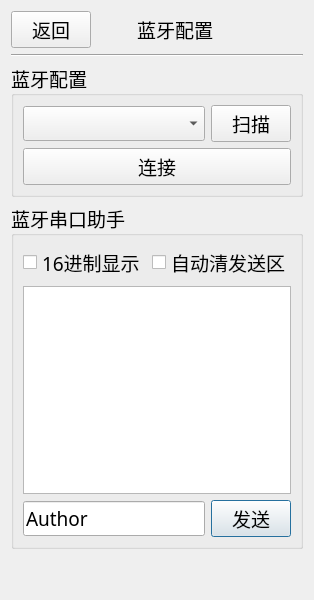
This is configwindow.ui in ZzzzzzS/uper2018 as Qt 5 draws it before an edit. The edited form follows.
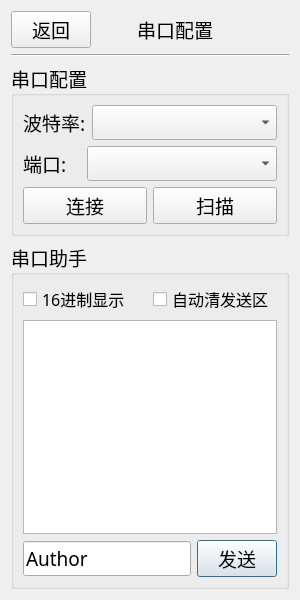
This is the edited form.

```diff
--- a/configwindow.ui
+++ b/configwindow.ui
@@ -6,7 +6,7 @@
    <rect>
     <x>0</x>
     <y>0</y>
-    <width>314</width>
+    <width>300</width>
     <height>600</height>
    </rect>
   </property>
@@ -65,7 +65,7 @@
             </sizepolicy>
            </property>
            <property name="text">
-            <string>蓝牙配置</string>
+            <string>串口配置</string>
            </property>
           </widget>
          </item>
@@ -98,13 +98,53 @@
        <item>
         <widget class="QGroupBox" name="groupBox">
          <property name="title">
-          <string>蓝牙配置</string>
+          <string>串口配置</string>
          </property>
          <layout class="QGridLayout" name="gridLayout">
           <item row="0" column="0">
            <layout class="QVBoxLayout" name="verticalLayout_2">
+            <item>
+             <layout class="QHBoxLayout" name="horizontalLayout_6">
+              <item>
+               <widget class="QLabel" name="label_3">
+                <property name="sizePolicy">
+                 <sizepolicy hsizetype="Minimum" vsizetype="Preferred">
+                  <horstretch>0</horstretch>
+                  <verstretch>0</verstretch>
+                 </sizepolicy>
+                </property>
+                <property name="text">
+                 <string>波特率:</string>
+                </property>
+               </widget>
+              </item>
+              <item>
+               <widget class="QComboBox" name="comboBox">
+                <property name="sizePolicy">
+                 <sizepolicy hsizetype="Expanding" vsizetype="Fixed">
+                  <horstretch>0</horstretch>
+                  <verstretch>0</verstretch>
+                 </sizepolicy>
+                </property>
+               </widget>
+              </item>
+             </layout>
+            </item>
             <item>
              <layout class="QHBoxLayout" name="horizontalLayout_2">
+              <item>
+               <widget class="QLabel" name="label_2">
+                <property name="sizePolicy">
+                 <sizepolicy hsizetype="Minimum" vsizetype="Preferred">
+                  <horstretch>0</horstretch>
+                  <verstretch>0</verstretch>
+                 </sizepolicy>
+                </property>
+                <property name="text">
+                 <string>端口:   </string>
+                </property>
+               </widget>
+              </item>
               <item>
                <widget class="QComboBox" name="ConnectBox">
                 <property name="sizePolicy">
@@ -115,6 +155,20 @@
                 </property>
                </widget>
               </item>
+             </layout>
+            </item>
+            <item>
+             <layout class="QHBoxLayout" name="horizontalLayout_8">
+              <item>
+               <widget class="QPushButton" name="ConnectButton">
+                <property name="text">
+                 <string>连接</string>
+                </property>
+                <property name="default">
+                 <bool>false</bool>
+                </property>
+               </widget>
+              </item>
               <item>
                <widget class="QPushButton" name="ScanButton">
                 <property name="text">
@@ -124,16 +178,6 @@
               </item>
              </layout>
             </item>
-            <item>
-             <widget class="QPushButton" name="ConnectButton">
-              <property name="text">
-               <string>连接</string>
-              </property>
-              <property name="default">
-               <bool>false</bool>
-              </property>
-             </widget>
-            </item>
            </layout>
           </item>
          </layout>
@@ -142,7 +186,7 @@
        <item>
         <widget class="QGroupBox" name="groupBox_2">
          <property name="title">
-          <string>蓝牙串口助手</string>
+          <string>串口助手</string>
          </property>
          <layout class="QGridLayout" name="gridLayout_2">
           <item row="0" column="0">
@@ -151,6 +195,11 @@
              <layout class="QHBoxLayout" name="horizontalLayout_3">
               <item>
                <widget class="QCheckBox" name="HEXBox">
+                <property name="font">
+                 <font>
+                  <pointsize>12</pointsize>
+                 </font>
+                </property>
                 <property name="text">
                  <string>16进制显示</string>
                 </property>
@@ -158,6 +207,11 @@
               </item>
               <item>
                <widget class="QCheckBox" name="AutoCleanBox">
+                <property name="font">
+                 <font>
+                  <pointsize>12</pointsize>
+                 </font>
+                </property>
                 <property name="text">
                  <string>自动清发送区</string>
                 </property>
@@ -198,22 +252,6 @@
          </layout>
         </widget>
        </item>
-       <item>
-        <spacer name="verticalSpacer">
-         <property name="orientation">
-          <enum>Qt::Vertical</enum>
-         </property>
-         <property name="sizeType">
-          <enum>QSizePolicy::Fixed</enum>
-         </property>
-         <property name="sizeHint" stdset="0">
-          <size>
-           <width>20</width>
-           <height>40</height>
-          </size>
-         </property>
-        </spacer>
-       </item>
       </layout>
      </item>
     </layout>
```
